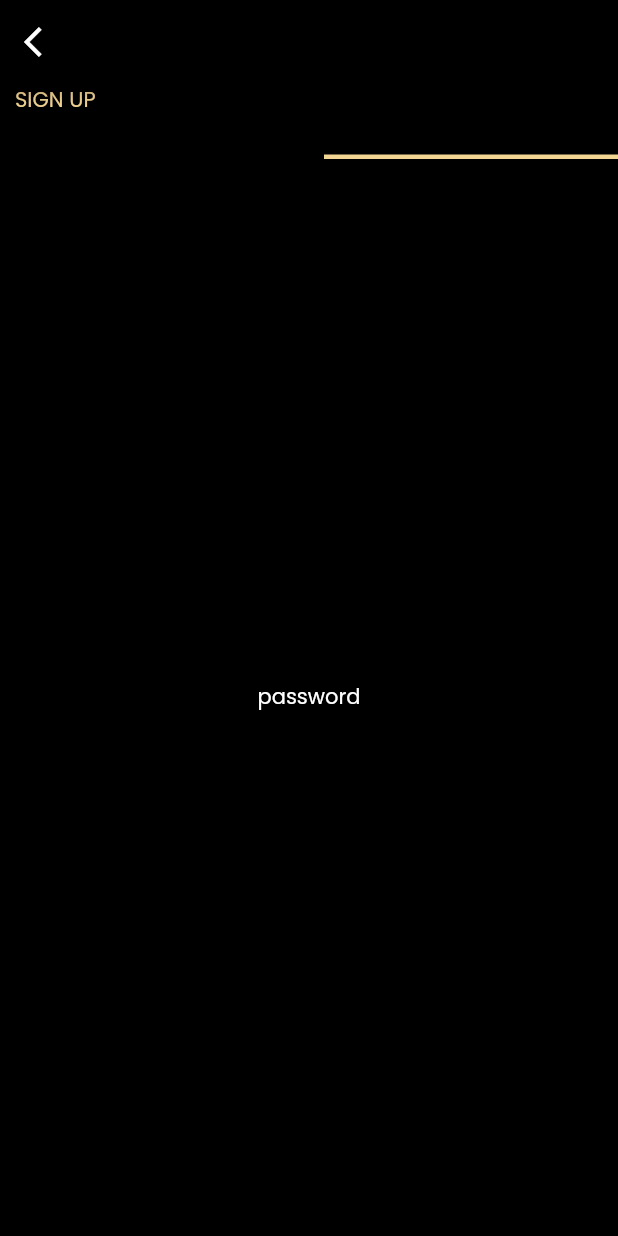
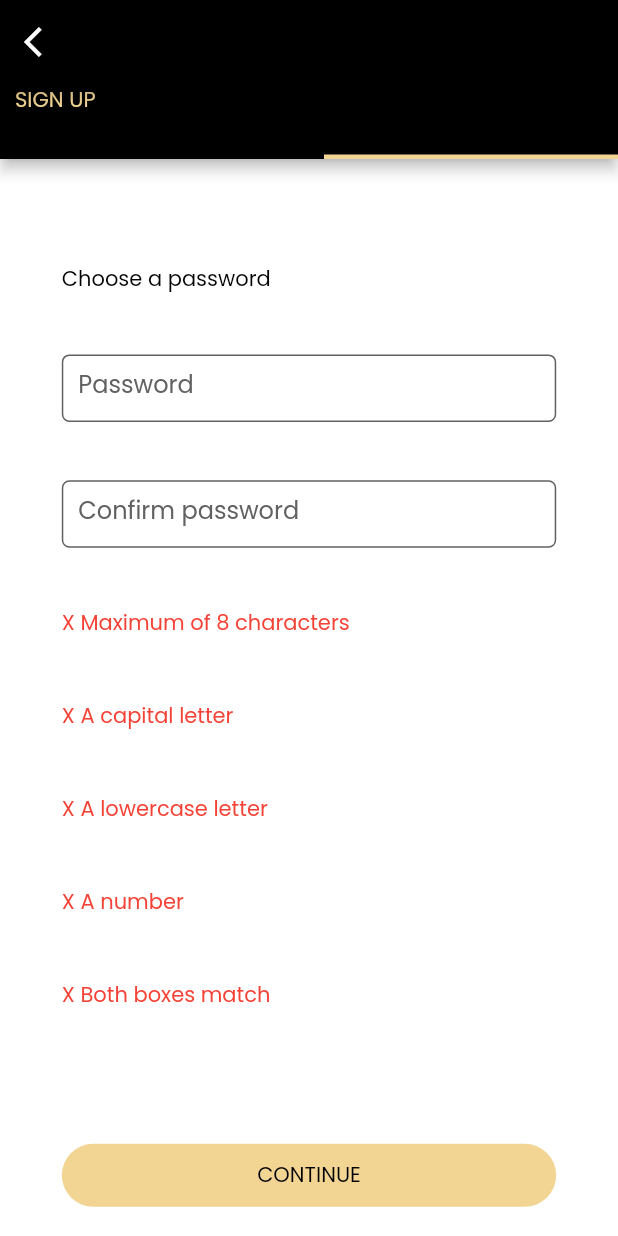
Before and after one commit to ramnim/amplify, a Flutter app: the EmailSignup screen opened directly, tab 2 chosen, on a phone screen of 412 x 824 dp. Run offline on Flutter 3.47's test engine with Material 2 defaults, Android fonts, the light colour scheme and no system bars; our stand-ins replace flutter_svg, webview_flutter.

Commit message:
password tab added

```diff
--- a/lib/routes/email_signup.dart
+++ b/lib/routes/email_signup.dart
@@ -132,7 +132,45 @@ class _EmailDetailsState extends State<EmailDetails> {
   }
 }
 Widget passwordDetails() {
-  return Center (
-    child: Text14('password'),
+  return Scaffold (
+    resizeToAvoidBottomInset: false,
+    backgroundColor: Colors.white,
+    body: Center(
+      child: Column (
+        mainAxisAlignment: MainAxisAlignment.spaceAround,
+        children: [
+          ConstrainedBox(constraints: BoxConstraints(minHeight: 10, maxHeight: 20)),
+          CustomText(regText: "Choose a password",
+              fontColor: Colors.black,
+              align: MainAxisAlignment.start
+          ),
+          CustomTextField(hintText: 'Password',
+            borderColor: Colors.grey[700],
+            assignValueCallback: (value) {
+              print ('----- password: $value -----');
+            },
+          ),
+          CustomTextField(hintText: 'Confirm password',
+            borderColor: Colors.grey[700],
+            assignValueCallback: (value) {},
+          ),
+          CustomText(regText: "X Maximum of 8 characters", fontColor: Colors.red,
+            align: MainAxisAlignment.start),
+          CustomText(regText: "X A capital letter", fontColor: Colors.red,
+              align: MainAxisAlignment.start),
+          CustomText(regText: "X A lowercase letter", fontColor: Colors.red,
+              align: MainAxisAlignment.start),
+          CustomText(regText: "X A number", fontColor: Colors.red,
+              align: MainAxisAlignment.start),
+          CustomText(regText: "X Both boxes match", fontColor: Colors.red,
+              align: MainAxisAlignment.start),
+          ConstrainedBox(constraints: BoxConstraints(minHeight: 10, maxHeight: 20)),
+          CustomButton(text: 'CONTINUE', bgColor: Color(0xfff2d493),
+            fontColor: Colors.black,
+            onPressed: () {},
+          ),
+        ],
+      ),
+    ),
   );
 }
```
